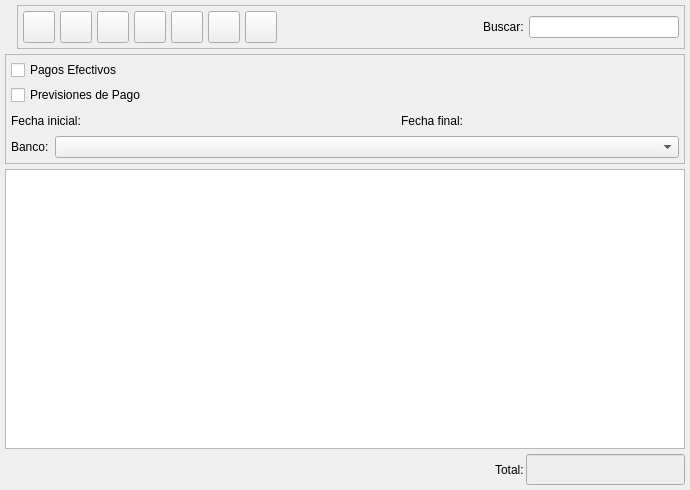
Old version of the form bulmages/bulmafact/src/pagoslistbase.ui in the repository eboladev/Bulmages-1.
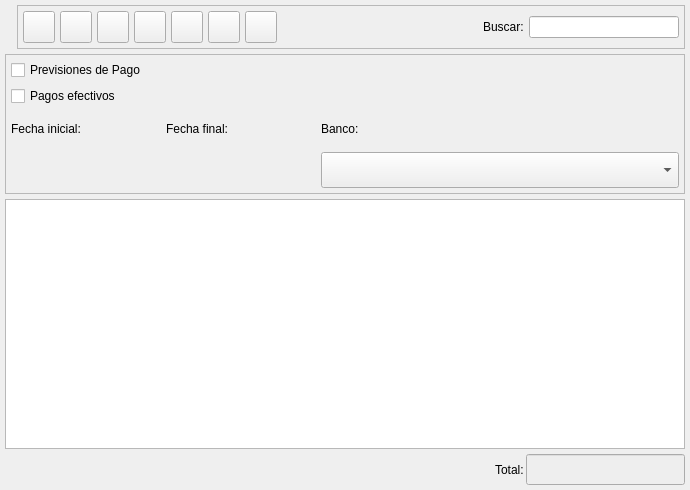
New version of the form. Icons and pictures are not drawn. Custom widgets are drawn as their Qt base class.

Patch:
```diff
--- a/bulmages/bulmafact/src/pagoslistbase.ui
+++ b/bulmages/bulmafact/src/pagoslistbase.ui
@@ -19,14 +19,168 @@
   <property name="windowIcon" >
    <iconset resource="../../bulmages.qrc" >:/Bulmafact48x48/images/png/48x48/i_bulmages_pagos_listado.48x48.png</iconset>
   </property>
-  <layout class="QVBoxLayout" >
+  <layout class="QGridLayout" >
    <property name="margin" >
     <number>5</number>
    </property>
    <property name="spacing" >
     <number>5</number>
    </property>
-   <item>
+   <item row="1" column="0" >
+    <widget class="QFrame" name="m_busqueda" >
+     <property name="minimumSize" >
+      <size>
+       <width>16</width>
+       <height>140</height>
+      </size>
+     </property>
+     <property name="frameShape" >
+      <enum>QFrame::StyledPanel</enum>
+     </property>
+     <property name="frameShadow" >
+      <enum>QFrame::Raised</enum>
+     </property>
+     <layout class="QGridLayout" >
+      <property name="margin" >
+       <number>5</number>
+      </property>
+      <property name="spacing" >
+       <number>5</number>
+      </property>
+      <item row="1" column="2" >
+       <widget class="QLabel" name="textLabel1_5" >
+        <property name="text" >
+         <string>Banco:</string>
+        </property>
+        <property name="buddy" >
+         <cstring>mui_idbanco</cstring>
+        </property>
+       </widget>
+      </item>
+      <item row="0" column="0" colspan="3" >
+       <layout class="QHBoxLayout" >
+        <property name="margin" >
+         <number>0</number>
+        </property>
+        <property name="spacing" >
+         <number>6</number>
+        </property>
+        <item>
+         <layout class="QVBoxLayout" >
+          <property name="margin" >
+           <number>0</number>
+          </property>
+          <property name="spacing" >
+           <number>6</number>
+          </property>
+          <item>
+           <widget class="QCheckBox" name="mui_previsiones" >
+            <property name="text" >
+             <string>Previsiones de Pago</string>
+            </property>
+           </widget>
+          </item>
+          <item>
+           <widget class="QCheckBox" name="mui_efectivos" >
+            <property name="text" >
+             <string>Pagos efectivos</string>
+            </property>
+           </widget>
+          </item>
+         </layout>
+        </item>
+        <item>
+         <widget class="BusquedaProveedor" native="1" name="m_proveedor" >
+          <property name="sizePolicy" >
+           <sizepolicy>
+            <hsizetype>7</hsizetype>
+            <vsizetype>5</vsizetype>
+            <horstretch>0</horstretch>
+            <verstretch>0</verstretch>
+           </sizepolicy>
+          </property>
+          <property name="minimumSize" >
+           <size>
+            <width>250</width>
+            <height>0</height>
+           </size>
+          </property>
+         </widget>
+        </item>
+       </layout>
+      </item>
+      <item row="2" column="1" >
+       <widget class="BusquedaFecha" native="1" name="m_fechafin" >
+        <property name="sizePolicy" >
+         <sizepolicy>
+          <hsizetype>0</hsizetype>
+          <vsizetype>5</vsizetype>
+          <horstretch>0</horstretch>
+          <verstretch>0</verstretch>
+         </sizepolicy>
+        </property>
+        <property name="minimumSize" >
+         <size>
+          <width>150</width>
+          <height>21</height>
+         </size>
+        </property>
+       </widget>
+      </item>
+      <item row="1" column="1" >
+       <widget class="QLabel" name="textLabel1_4_2" >
+        <property name="text" >
+         <string>Fecha final:</string>
+        </property>
+       </widget>
+      </item>
+      <item row="2" column="0" >
+       <widget class="BusquedaFecha" native="1" name="m_fechain" >
+        <property name="sizePolicy" >
+         <sizepolicy>
+          <hsizetype>0</hsizetype>
+          <vsizetype>5</vsizetype>
+          <horstretch>0</horstretch>
+          <verstretch>0</verstretch>
+         </sizepolicy>
+        </property>
+        <property name="minimumSize" >
+         <size>
+          <width>150</width>
+          <height>21</height>
+         </size>
+        </property>
+       </widget>
+      </item>
+      <item row="1" column="0" >
+       <widget class="QLabel" name="textLabel1_4" >
+        <property name="text" >
+         <string>Fecha inicial:</string>
+        </property>
+       </widget>
+      </item>
+      <item row="2" column="2" >
+       <widget class="BusquedaBanco" name="mui_idbanco" >
+        <property name="sizePolicy" >
+         <sizepolicy>
+          <hsizetype>7</hsizetype>
+          <vsizetype>5</vsizetype>
+          <horstretch>0</horstretch>
+          <verstretch>0</verstretch>
+         </sizepolicy>
+        </property>
+        <property name="minimumSize" >
+         <size>
+          <width>200</width>
+          <height>21</height>
+         </size>
+        </property>
+       </widget>
+      </item>
+     </layout>
+    </widget>
+   </item>
+   <item row="0" column="0" >
     <layout class="QHBoxLayout" >
      <property name="margin" >
       <number>0</number>
@@ -362,211 +516,10 @@
      </item>
     </layout>
    </item>
-   <item>
-    <widget class="QFrame" name="m_busqueda" >
-     <property name="frameShape" >
-      <enum>QFrame::StyledPanel</enum>
-     </property>
-     <property name="frameShadow" >
-      <enum>QFrame::Raised</enum>
-     </property>
-     <layout class="QVBoxLayout" >
-      <property name="margin" >
-       <number>5</number>
-      </property>
-      <property name="spacing" >
-       <number>5</number>
-      </property>
-      <item>
-       <layout class="QHBoxLayout" >
-        <property name="margin" >
-         <number>0</number>
-        </property>
-        <property name="spacing" >
-         <number>5</number>
-        </property>
-        <item>
-         <layout class="QVBoxLayout" >
-          <property name="margin" >
-           <number>0</number>
-          </property>
-          <property name="spacing" >
-           <number>5</number>
-          </property>
-          <item>
-           <widget class="QCheckBox" name="mui_efectivos" >
-            <property name="text" >
-             <string>Pagos Efectivos</string>
-            </property>
-           </widget>
-          </item>
-          <item>
-           <widget class="QCheckBox" name="mui_previsiones" >
-            <property name="text" >
-             <string>Previsiones de Pago</string>
-            </property>
-           </widget>
-          </item>
-         </layout>
-        </item>
-        <item>
-         <spacer>
-          <property name="orientation" >
-           <enum>Qt::Horizontal</enum>
-          </property>
-          <property name="sizeType" >
-           <enum>QSizePolicy::Expanding</enum>
-          </property>
-          <property name="sizeHint" >
-           <size>
-            <width>31</width>
-            <height>31</height>
-           </size>
-          </property>
-         </spacer>
-        </item>
-        <item>
-         <widget class="BusquedaProveedor" native="1" name="m_proveedor" >
-          <property name="minimumSize" >
-           <size>
-            <width>250</width>
-            <height>0</height>
-           </size>
-          </property>
-         </widget>
-        </item>
-        <item>
-         <spacer>
-          <property name="orientation" >
-           <enum>Qt::Horizontal</enum>
-          </property>
-          <property name="sizeType" >
-           <enum>QSizePolicy::Expanding</enum>
-          </property>
-          <property name="sizeHint" >
-           <size>
-            <width>285</width>
-            <height>31</height>
-           </size>
-          </property>
-         </spacer>
-        </item>
-       </layout>
-      </item>
-      <item>
-       <layout class="QHBoxLayout" >
-        <property name="margin" >
-         <number>0</number>
-        </property>
-        <property name="spacing" >
-         <number>5</number>
-        </property>
-        <item>
-         <widget class="QLabel" name="textLabel1_4" >
-          <property name="text" >
-           <string>Fecha inicial:</string>
-          </property>
-         </widget>
-        </item>
-        <item>
-         <widget class="BusquedaFecha" native="1" name="m_fechain" >
-          <property name="minimumSize" >
-           <size>
-            <width>150</width>
-            <height>0</height>
-           </size>
-          </property>
-         </widget>
-        </item>
-        <item>
-         <spacer>
-          <property name="orientation" >
-           <enum>Qt::Horizontal</enum>
-          </property>
-          <property name="sizeType" >
-           <enum>QSizePolicy::Expanding</enum>
-          </property>
-          <property name="sizeHint" >
-           <size>
-            <width>200</width>
-            <height>21</height>
-           </size>
-          </property>
-         </spacer>
-        </item>
-        <item>
-         <widget class="QLabel" name="textLabel1_4_2" >
-          <property name="text" >
-           <string>Fecha final:</string>
-          </property>
-         </widget>
-        </item>
-        <item>
-         <widget class="BusquedaFecha" native="1" name="m_fechafin" >
-          <property name="minimumSize" >
-           <size>
-            <width>150</width>
-            <height>0</height>
-           </size>
-          </property>
-         </widget>
-        </item>
-        <item>
-         <spacer>
-          <property name="orientation" >
-           <enum>Qt::Horizontal</enum>
-          </property>
-          <property name="sizeType" >
-           <enum>QSizePolicy::Expanding</enum>
-          </property>
-          <property name="sizeHint" >
-           <size>
-            <width>101</width>
-            <height>21</height>
-           </size>
-          </property>
-         </spacer>
-        </item>
-       </layout>
-      </item>
-      <item>
-       <layout class="QHBoxLayout" >
-        <property name="margin" >
-         <number>0</number>
-        </property>
-        <property name="spacing" >
-         <number>6</number>
-        </property>
-        <item>
-         <widget class="QLabel" name="textLabel1_5" >
-          <property name="sizePolicy" >
-           <sizepolicy>
-            <hsizetype>0</hsizetype>
-            <vsizetype>5</vsizetype>
-            <horstretch>0</horstretch>
-            <verstretch>0</verstretch>
-           </sizepolicy>
-          </property>
-          <property name="text" >
-           <string>Banco:</string>
-          </property>
-          <property name="buddy" >
-           <cstring>mui_idbanco</cstring>
-          </property>
-         </widget>
-        </item>
-        <item>
-         <widget class="BusquedaBanco" name="mui_idbanco" />
-        </item>
-       </layout>
-      </item>
-     </layout>
-    </widget>
-   </item>
-   <item>
+   <item row="2" column="0" >
     <widget class="PagosListSubForm" name="mui_list" />
    </item>
-   <item>
+   <item row="3" column="0" >
     <layout class="QHBoxLayout" >
      <property name="margin" >
       <number>0</number>
```
